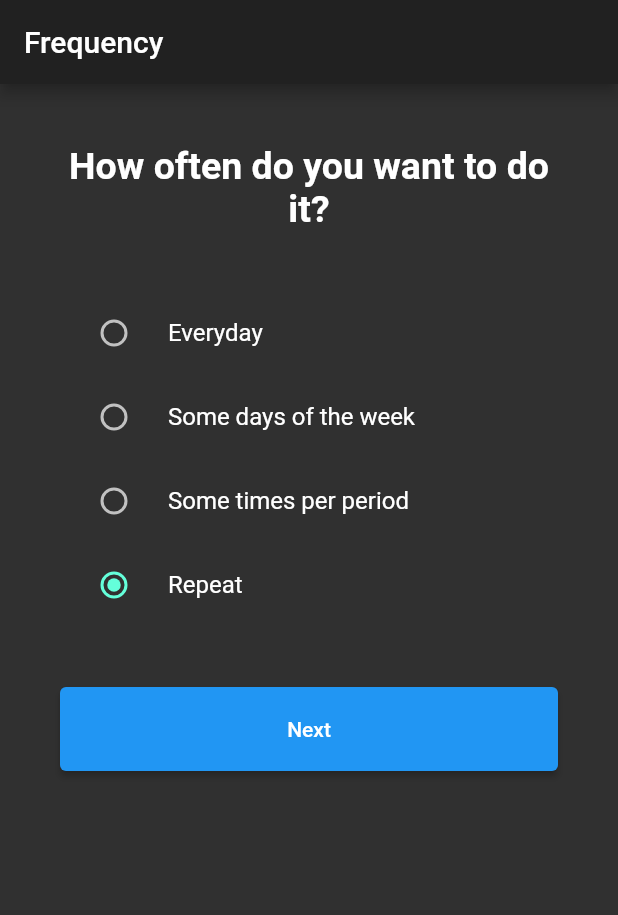
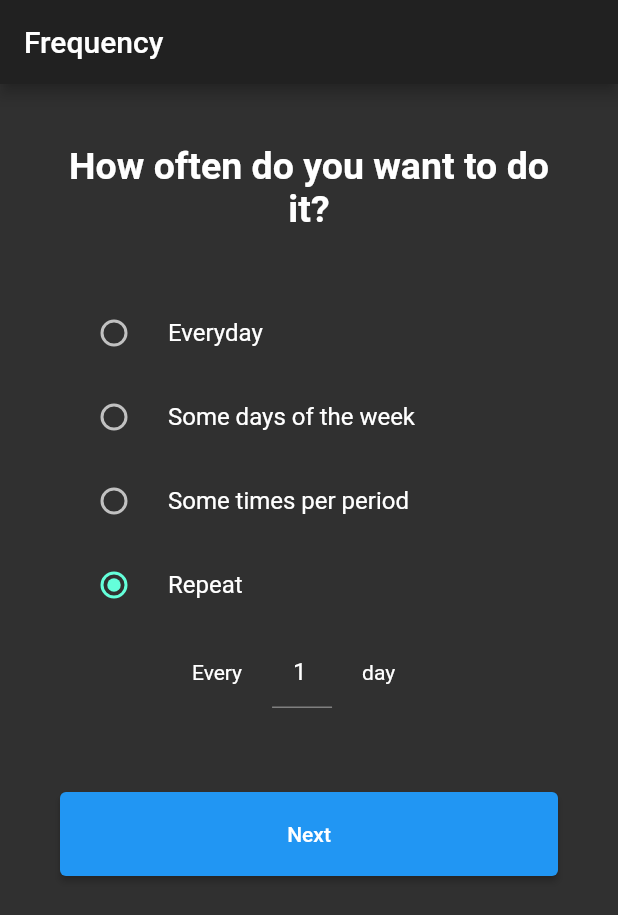
Before and after one commit to melvinodsa/habit-app, a Flutter app: the screen it shows after launch, after a tap on "Repeat", on a phone screen of 412 x 824 dp. Shown: the top 915 px of the screen. Run offline on Flutter 3.47's test engine with Material 2 defaults, Android fonts, the phone set to English and light mode, and no system bars; our stand-ins replace flutter_svg.

Commit message:
Added repeat inputs

```diff
--- a/lib/screens/habits/new_habit/habit_frequency.dart
+++ b/lib/screens/habits/new_habit/habit_frequency.dart
@@ -16,6 +16,7 @@ class HabitFrequency extends StatefulWidget {
 class _HabitFrequencyState extends State<HabitFrequency> {
   Frequency? _frequency = Frequency.Everyday;
   final _timePerWeek = TextEditingController(text: "1");
+  final _repeatFrequency = TextEditingController(text: "1");
   @override
   Widget build(BuildContext context) {
     return Scaffold(
@@ -146,17 +147,32 @@ class _HabitFrequencyState extends State<HabitFrequency> {
     );
   }
 
-  RadioListTile _repeatOption() {
-    return RadioListTile(
+  Widget _repeatOption() {
+    return Column(
+      children: [
+        RadioListTile(
           title: const Text('Repeat'),
           value: Frequency.Repeat,
           groupValue: _frequency,
-      onChanged: (value) {
+          onChanged: (Frequency? value) {
             setState(() {
               _frequency = value;
             });
             this.widget.habit.frequency = Frequency.Repeat;
           },
+        ),
+        AnimatedContainer(
+          duration: Duration(milliseconds: 300),
+          curve: Curves.easeInOut,
+          height: _frequency == Frequency.Repeat ? 70 : 0,
+          child: _frequency == Frequency.Repeat
+              ? _buildRepeat()
+              : Container(
+                  height: 0,
+                  width: 0,
+                ),
+        )
+      ],
     );
   }
 
@@ -248,4 +264,38 @@ class _HabitFrequencyState extends State<HabitFrequency> {
       ),
     );
   }
+
+  Widget _buildRepeat() {
+    return Container(
+      padding: EdgeInsets.only(right: 16, left: 68),
+      margin: EdgeInsets.only(bottom: 10),
+      width: MediaQuery.of(context).size.width - 80,
+      height: 70,
+      child: Row(
+        crossAxisAlignment: CrossAxisAlignment.center,
+        children: [
+          Container(
+              padding: EdgeInsets.only(left: 20, right: 20),
+              child: Text("Every")),
+          SizedBox(
+            width: 40,
+            child: TextFormField(
+              controller: _repeatFrequency,
+              textAlign: TextAlign.center,
+              onChanged: (value) {
+                Future.delayed(const Duration(milliseconds: 200), () {
+                  if (_repeatFrequency.text.isNotEmpty) {}
+                  setState(() {});
+                });
+              },
+              keyboardType: TextInputType.number,
+            ),
+          ),
+          Container(
+              padding: EdgeInsets.only(left: 20, right: 20),
+              child: Text("day")),
+        ],
+      ),
+    );
   }
+}
```
Lines whose indentation alone changed are shown as unchanged.
